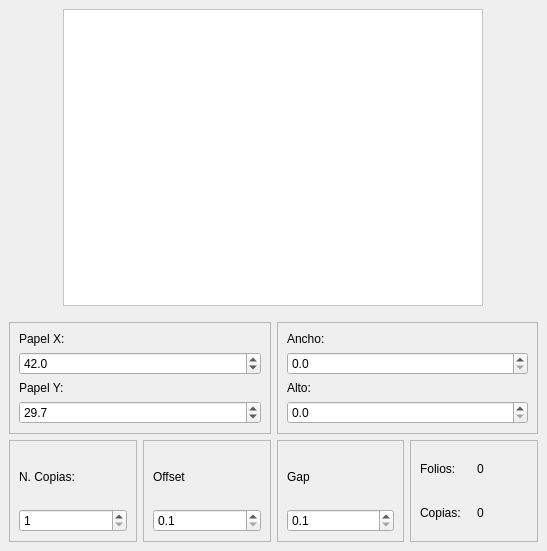
First picture: the form in view/v_mainwindow.ui, repository ikerBorr/CanvasPyQT, before the edit.
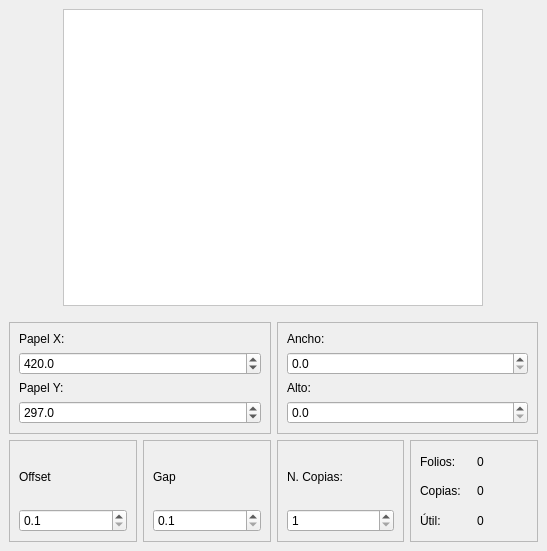
Second picture: the form after the edit.

What changed in the file:
```diff
--- a/view/v_mainwindow.ui
+++ b/view/v_mainwindow.ui
@@ -81,10 +81,10 @@
             <double>1.000000000000000</double>
            </property>
            <property name="maximum">
-            <double>1000.000000000000000</double>
+            <double>10000.000000000000000</double>
            </property>
            <property name="value">
-            <double>42.000000000000000</double>
+            <double>420.000000000000000</double>
            </property>
           </widget>
          </item>
@@ -104,10 +104,10 @@
             <double>1.000000000000000</double>
            </property>
            <property name="maximum">
-            <double>1000.000000000000000</double>
+            <double>10000.000000000000000</double>
            </property>
            <property name="value">
-            <double>29.699999999999999</double>
+            <double>297.000000000000000</double>
            </property>
           </widget>
          </item>
@@ -164,38 +164,6 @@
     </item>
     <item>
      <layout class="QHBoxLayout" name="horizontalLayout_3">
-      <item>
-       <widget class="QFrame" name="frame_3">
-        <property name="frameShape">
-         <enum>QFrame::StyledPanel</enum>
-        </property>
-        <property name="frameShadow">
-         <enum>QFrame::Raised</enum>
-        </property>
-        <layout class="QVBoxLayout" name="verticalLayout">
-         <item>
-          <widget class="QLabel" name="label_5">
-           <property name="text">
-            <string>N. Copias:</string>
-           </property>
-          </widget>
-         </item>
-         <item>
-          <widget class="QSpinBox" name="SPNCopies">
-           <property name="minimum">
-            <number>1</number>
-           </property>
-           <property name="maximum">
-            <number>1000</number>
-           </property>
-           <property name="value">
-            <number>1</number>
-           </property>
-          </widget>
-         </item>
-        </layout>
-       </widget>
-      </item>
       <item>
        <layout class="QVBoxLayout" name="verticalLayout_4">
         <item>
@@ -222,6 +190,9 @@
              <property name="minimum">
               <double>0.100000000000000</double>
              </property>
+             <property name="maximum">
+              <double>10000.000000000000000</double>
+             </property>
              <property name="singleStep">
               <double>1.000000000000000</double>
              </property>
@@ -259,6 +230,9 @@
            <property name="minimum">
             <double>0.100000000000000</double>
            </property>
+           <property name="maximum">
+            <double>10000.000000000000000</double>
+           </property>
            <property name="stepType">
             <enum>QAbstractSpinBox::AdaptiveDecimalStepType</enum>
            </property>
@@ -267,6 +241,38 @@
         </layout>
        </widget>
       </item>
+      <item>
+       <widget class="QFrame" name="frame_3">
+        <property name="frameShape">
+         <enum>QFrame::StyledPanel</enum>
+        </property>
+        <property name="frameShadow">
+         <enum>QFrame::Raised</enum>
+        </property>
+        <layout class="QVBoxLayout" name="verticalLayout">
+         <item>
+          <widget class="QLabel" name="label_5">
+           <property name="text">
+            <string>N. Copias:</string>
+           </property>
+          </widget>
+         </item>
+         <item>
+          <widget class="QSpinBox" name="SPNCopies">
+           <property name="minimum">
+            <number>1</number>
+           </property>
+           <property name="maximum">
+            <number>10000</number>
+           </property>
+           <property name="value">
+            <number>1</number>
+           </property>
+          </widget>
+         </item>
+        </layout>
+       </widget>
+      </item>
       <item>
        <widget class="QFrame" name="frame_6">
         <property name="frameShape">
@@ -312,6 +318,24 @@
            </item>
           </layout>
          </item>
+         <item>
+          <layout class="QHBoxLayout" name="horizontalLayout_5">
+           <item>
+            <widget class="QLabel" name="label_11">
+             <property name="text">
+              <string>Útil:</string>
+             </property>
+            </widget>
+           </item>
+           <item>
+            <widget class="QLabel" name="LBUtil">
+             <property name="text">
+              <string>0</string>
+             </property>
+            </widget>
+           </item>
+          </layout>
+         </item>
         </layout>
        </widget>
       </item>
```
Left out of the diff: 4 changed lines with no effect on the pictures.
